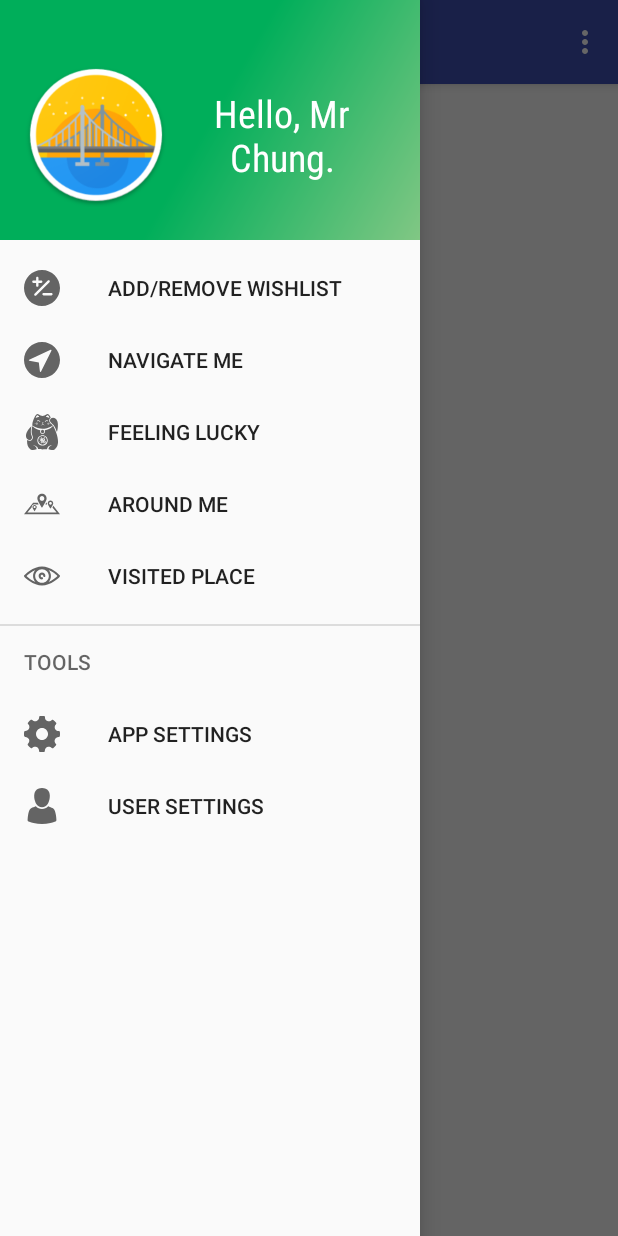
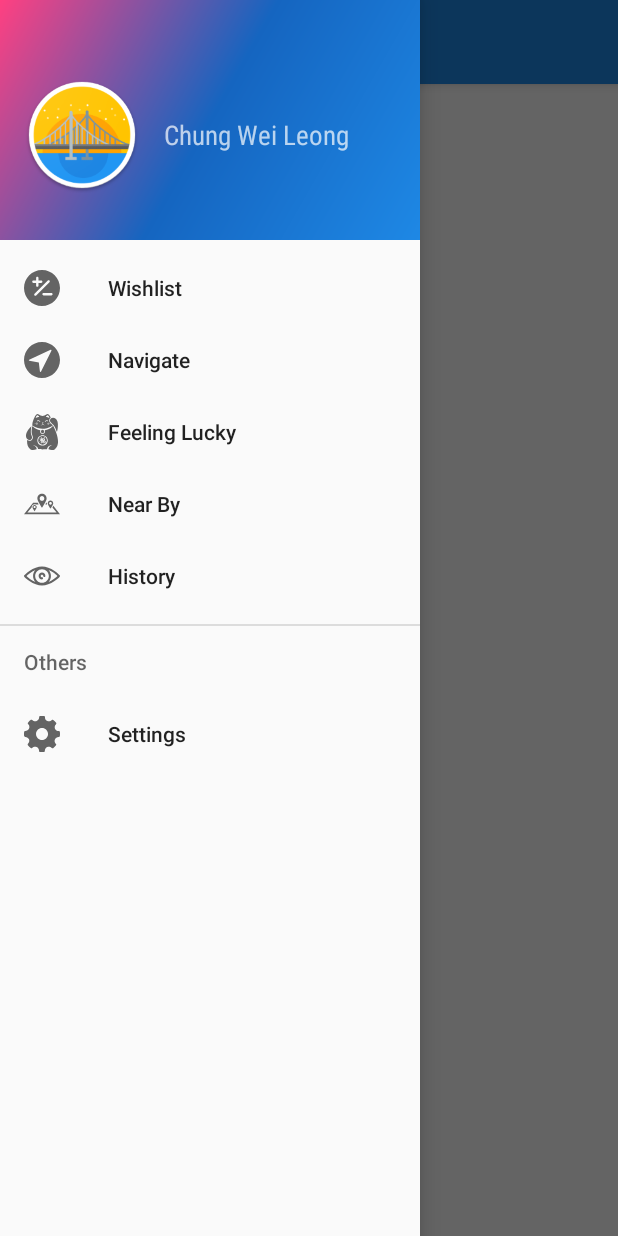
Before and after one commit to chungweileong94/Placetogo, an Android app: the MainActivity screen opened directly, with no data from a screen before it, with the side drawer open, on a phone screen of 412 x 824 dp. Run offline under Robolectric (Android 15) with nearby library versions, the phone set to English and light mode, and no system bars.

Commit message:
Touch up UI

```diff
--- a/app/src/main/res/drawable/side_nav_bar.xml
+++ b/app/src/main/res/drawable/side_nav_bar.xml
@@ -2,8 +2,8 @@
     android:shape="rectangle">
     <gradient
         android:angle="135"
-        android:centerColor="#00ae5a"
-        android:endColor="#00ae5a"
-        android:startColor="#81C784"
+        android:centerColor="@color/colorPrimaryDark"
+        android:endColor="@color/colorAccent"
+        android:startColor="@color/colorPrimary"
         android:type="linear" />
 </shape>
--- a/app/src/main/res/layout/nav_header_main.xml
+++ b/app/src/main/res/layout/nav_header_main.xml
@@ -1,7 +1,6 @@
 <?xml version="1.0" encoding="utf-8"?>
 <LinearLayout xmlns:android="http://schemas.android.com/apk/res/android"
     xmlns:app="http://schemas.android.com/apk/res-auto"
-    xmlns:tools="http://schemas.android.com/tools"
     android:layout_width="match_parent"
     android:layout_height="@dimen/nav_header_height"
     android:background="@drawable/side_nav_bar"
@@ -15,13 +14,15 @@
         android:layout_width="match_parent"
         android:layout_height="match_parent"
         android:orientation="horizontal"
-        android:paddingTop="@dimen/div_20dp">
+        android:paddingTop="@dimen/div_20dp"
+        android:weightSum="10">
 
         <ImageView
             android:id="@+id/imageViewAppIcon"
             android:layout_width="wrap_content"
             android:layout_height="wrap_content"
-            android:layout_weight="1"
+            android:layout_gravity="center"
+            android:layout_weight="6"
             app:srcCompat="@drawable/navbar_app_icon" />
 
         <TextView
@@ -29,45 +30,10 @@
             android:layout_width="match_parent"
             android:layout_height="wrap_content"
             android:layout_gravity="center"
-            android:layout_weight="1"
+            android:layout_weight="4"
             android:fontFamily="sans-serif-condensed"
-            android:gravity="center"
-            android:text="Hello, Mr Chung."
-            android:textAppearance="@style/TextAppearance.AppCompat.Body1"
-            android:textSize="@dimen/div_25dp" />
-
+            android:padding="16dp"
+            android:text="Chung Wei Leong"
+            android:textAppearance="@style/TextAppearance.AppCompat.Medium" />
     </LinearLayout>
-
-    <LinearLayout
-        android:layout_width="match_parent"
-        android:layout_height="wrap_content"
-        android:layout_gravity="bottom"
-        android:gravity="center"
-        android:orientation="horizontal"
-        android:paddingTop="@dimen/div_10dp"
-        android:visibility="gone">
-
-        <TextView
-            android:id="@+id/textViewPlacesVisited"
-            android:layout_width="wrap_content"
-            android:layout_height="wrap_content"
-            android:layout_weight="1"
-            android:fontFamily="sans-serif-condensed"
-            android:gravity="right"
-            android:text="@string/placesVisitedText"
-            android:textColor="@android:color/background_dark"
-            android:textSize="@dimen/div_13dp" />
-
-        <TextView
-            android:id="@+id/textViewWishListLeft"
-            android:layout_width="wrap_content"
-            android:layout_height="wrap_content"
-            android:layout_weight="1"
-            android:fontFamily="sans-serif-condensed"
-            android:gravity="right"
-            android:text="@string/wishlistLeftText"
-            android:textColor="@android:color/background_dark"
-            android:textSize="@dimen/div_13dp" />
-    </LinearLayout>
-
 </LinearLayout>
--- a/app/src/main/res/menu/activity_main_drawer.xml
+++ b/app/src/main/res/menu/activity_main_drawer.xml
@@ -3,41 +3,35 @@
 
     <group android:checkableBehavior="single">
         <item
-            android:id="@+id/addremove"
+            android:id="@+id/wishlist_nav_item"
             android:icon="@drawable/ic_addremove"
-            android:title="@string/addRemoveWishlistText" />
+            android:title="@string/add_Remove_Wish_List" />
         <item
-            android:id="@+id/navigateme"
+            android:id="@+id/navigate_nav_item"
             android:icon="@drawable/ic_navigateme"
-            android:title="@string/navigateMeText" />
+            android:title="@string/navigate" />
         <item
-            android:id="@+id/feelinglucky"
+            android:id="@+id/feeling_lucky_nav_item"
             android:icon="@drawable/ic_feelinglucky"
-            android:title="@string/feelingLuckyText" />
+            android:title="@string/feeling_lucky" />
         <item
-            android:id="@+id/arroundme"
+            android:id="@+id/near_by_nav_item"
             android:icon="@drawable/ic_aroundme"
-            android:title="@string/aroundMeText" />
+            android:title="@string/near_by" />
         <item
-            android:id="@+id/placevisited"
+            android:id="@+id/history_nav_item"
             android:icon="@drawable/ic_visit"
-            android:title="@string/visitedPlaceText" />
+            android:title="@string/history" />
     </group>
 
-
-    <item android:title="@string/toolsText">
-        <menu>
-            <group android:checkableBehavior="single">
+    <group>
+        <item android:title="Others">
+            <menu>
                 <item
-                    android:id="@+id/appsettings"
+                    android:id="@+id/settings_nav_item"
                     android:icon="@drawable/ic_appsettings"
-                    android:title="@string/appSettingText" />
-                <item
-                    android:id="@+id/usersettings"
-                    android:icon="@drawable/ic_user"
-                    android:title="@string/userSettingText" />
-            </group>
-        </menu>
-    </item>
-
+                    android:title="@string/settings" />
+            </menu>
+        </item>
+    </group>
 </menu>
--- a/app/src/main/res/menu/main.xml
+++ /dev/null
@@ -1,9 +0,0 @@
-<?xml version="1.0" encoding="utf-8"?>
-<menu xmlns:android="http://schemas.android.com/apk/res/android"
-    xmlns:app="http://schemas.android.com/apk/res-auto">
-    <item
-        android:id="@+id/action_settings"
-        android:orderInCategory="100"
-        android:title="@string/action_settings"
-        app:showAsAction="never" />
-</menu>
--- a/app/src/main/res/values/colors.xml
+++ b/app/src/main/res/values/colors.xml
@@ -1,6 +1,6 @@
 <?xml version="1.0" encoding="utf-8"?>
 <resources>
-    <color name="colorPrimary">#3F51B5</color>
-    <color name="colorPrimaryDark">#303F9F</color>
+    <color name="colorPrimary">#1E88E5</color>
+    <color name="colorPrimaryDark">#1565C0</color>
     <color name="colorAccent">#FF4081</color>
 </resources>
--- a/app/src/main/res/values/strings.xml
+++ b/app/src/main/res/values/strings.xml
@@ -3,7 +3,6 @@
     <string name="fb_login_protocol_scheme">fb366232103799689</string>
 
     <string name="app_name">Placetogo</string>
-    <string name="login">Login</string>
     <string name="title_activity_main">MainActivity</string>
     <string name="navigation_drawer_open">Open navigation drawer</string>
     <string name="navigation_drawer_close">Close navigation drawer</string>
@@ -11,20 +10,14 @@
 
 
     //Main Screen Text/String Declaration
-    <string name="navigateText">NAVIGATE</string>
-    <string name="feelingLuckyText">FEELING LUCKY</string>
-    <string name="aroundMeText">AROUND ME</string>
-    <string name="addRemoveWishlistText">ADD/REMOVE WISHLIST</string>
-    <string name="navigateMeText">NAVIGATE ME</string>
-    <string name="appSettingText">APP SETTINGS</string>
-    <string name="userSettingText">USER SETTINGS</string>
-    <string name="viewHistory">VISIT HISTORY</string>
-    <string name="wishlistLeftText">WISHLIST LEFT :</string>
-    <string name="placesVisitedText">PLACE VISITED :</string>
-    <string name="toolsText">TOOLS</string>
-    <string name="visitedPlaceText">VISITED PLACE</string>
+    <string name="navigate">Navigate</string>
+    <string name="feeling_lucky">Feeling Lucky</string>
+    <string name="near_by">Near By</string>
+    <string name="add_Remove_Wish_List">Wishlist</string>
+    <string name="history">History</string>
 
-    <!-- TODO: Remove or change this placeholder text -->
-    <string name="hello_blank_fragment">Hello blank fragment</string>
+    <string name="connect_to_facebook">Connect to Facebook</string>
+    <string name="jom_play">Jom . Play</string>
+    <string name="settings">Settings</string>
 
 </resources>
```
Also changed, not shown: app/src/main/java/com/example/chungwei/placetogo/LoginFragment.java (deleted, +0 -80 lines), app/src/main/java/com/example/chungwei/placetogo/MainActivity.java (+23 -88 lines), app/src/main/res/layout/activity_login.xml (+12 -5 lines), app/src/main/res/layout/content_main.xml (+6 -2 lines), app/src/main/res/layout/fragment_login.xml (deleted, +0 -39 lines), app/src/main/res/drawable/fb_logo.png (added).
